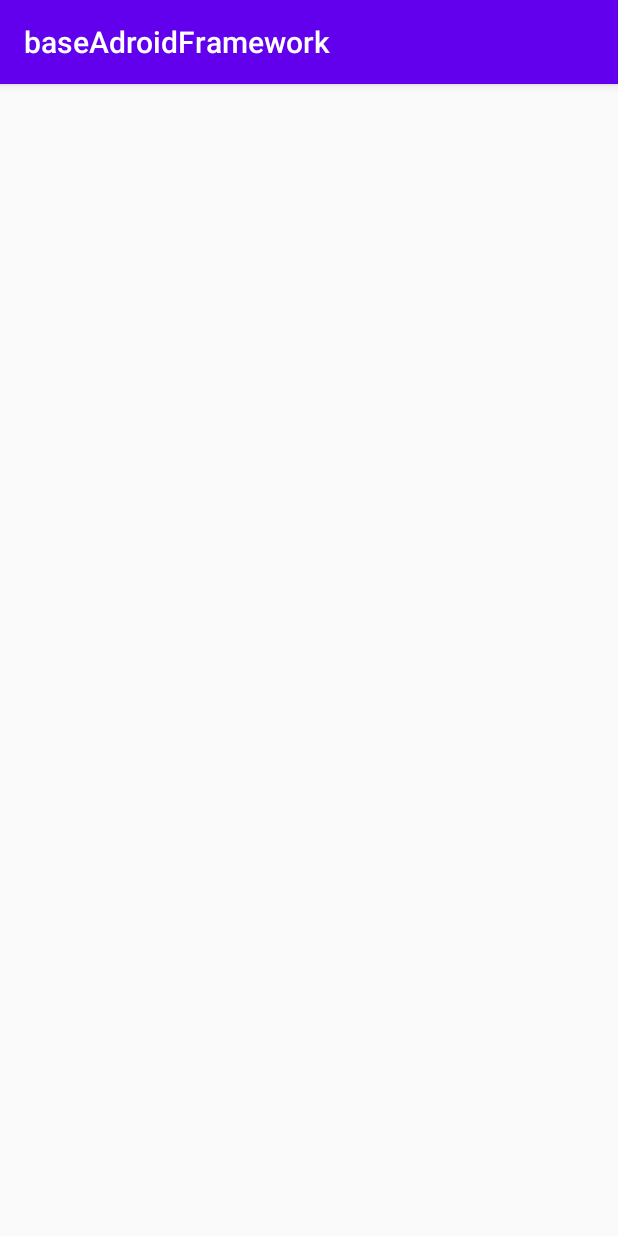
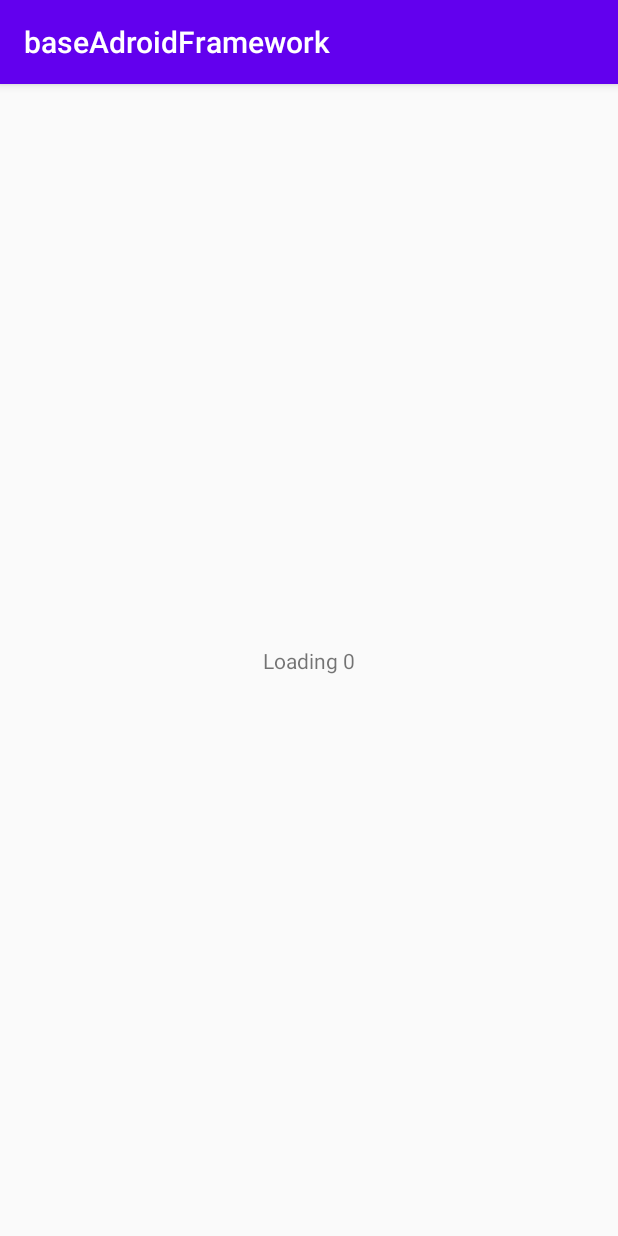
Before and after one commit to Serduk/baseAndroidFramework, an Android app: the SplashView screen opened directly, with no data from a screen before it, on a phone screen of 412 x 824 dp. Run offline under Robolectric (Android 15) with nearby library versions, the phone set to English and light mode, and no system bars.

Commit message:
Implement MVP for both screens

```diff
--- a/app/src/main/AndroidManifest.xml
+++ b/app/src/main/AndroidManifest.xml
@@ -3,7 +3,7 @@
     package="com.sserdiuk.baseadroidframework">
 
     <application
-        android:name=".App"
+        android:name="com.sserdiuk.baseadroidframework.App"
         android:allowBackup="true"
         android:fullBackupContent="true"
         android:icon="@mipmap/ic_launcher"
--- a/app/src/main/java/com/sserdiuk/baseadroidframework/App.kt
+++ b/app/src/main/java/com/sserdiuk/baseadroidframework/App.kt
@@ -7,7 +7,8 @@ import android.widget.Toast
 // TODO: initial params put here
 // TODO: Add Contact us screen
 class App : Application() {
-    init {
+    override fun onCreate() {
+        super.onCreate()
         appContext = applicationContext
     }
 
--- a/app/src/main/java/com/sserdiuk/baseadroidframework/screens/main/MainCallbacks.kt
+++ b/app/src/main/java/com/sserdiuk/baseadroidframework/screens/main/MainCallbacks.kt
@@ -1,6 +1,8 @@
 package com.sserdiuk.baseadroidframework.screens.main
 
-interface MainCallbacks {
+import com.sserdiuk.baseadroidframework.ViewCallback
+
+interface MainCallbacks : ViewCallback {
     fun buttonClicked()
     fun button1Clicked()
 }
--- a/app/src/main/java/com/sserdiuk/baseadroidframework/screens/main/MainRouter.kt
+++ b/app/src/main/java/com/sserdiuk/baseadroidframework/screens/main/MainRouter.kt
@@ -1,5 +1,7 @@
 package com.sserdiuk.baseadroidframework.screens.main
 
-interface MainRouter {
-    fun navigateToScreenShouldBe()
+import com.sserdiuk.baseadroidframework.Router
+
+interface MainRouter : Router {
+    fun navigateToSplashScreen()
 }
--- a/app/src/main/java/com/sserdiuk/baseadroidframework/screens/splash/SplashCallbacks.kt
+++ b/app/src/main/java/com/sserdiuk/baseadroidframework/screens/splash/SplashCallbacks.kt
@@ -3,5 +3,6 @@ package com.sserdiuk.baseadroidframework.screens.splash
 import com.sserdiuk.baseadroidframework.ViewCallback
 
 interface SplashCallbacks : ViewCallback {
-
+    fun loadScreen()
+    fun showProgress(progress: Int)
 }
--- a/app/src/main/java/com/sserdiuk/baseadroidframework/screens/splash/SplashPresenter.kt
+++ b/app/src/main/java/com/sserdiuk/baseadroidframework/screens/splash/SplashPresenter.kt
@@ -1,10 +1,24 @@
 package com.sserdiuk.baseadroidframework.screens.splash
 
+import android.os.CountDownTimer
 import com.sserdiuk.baseadroidframework.Presenter
 
 class SplashPresenter : Presenter<SplashCallbacks, SplashRouter>() {
     override fun onTakeRouter() {
         super.onTakeRouter()
-        router?.navigateToFirstScreen()
+        println("On take router")
+        loadApp()
+    }
+
+    private fun loadApp() {
+        object : CountDownTimer(100, 500) {
+            override fun onTick(millisUntilFinished: Long) {
+                view?.showProgress((millisUntilFinished / 1000).toInt())
+            }
+
+            override fun onFinish() {
+                router?.navigateToFirstScreen()
+            }
+        }.start()
     }
 }
--- a/app/src/main/java/com/sserdiuk/baseadroidframework/screens/splash/SplashView.kt
+++ b/app/src/main/java/com/sserdiuk/baseadroidframework/screens/splash/SplashView.kt
@@ -2,11 +2,22 @@ package com.sserdiuk.baseadroidframework.screens.splash
 
 import android.content.Intent
 import android.os.Bundle
+import android.widget.TextView
 import com.sserdiuk.baseadroidframework.BaseActivity
 import com.sserdiuk.baseadroidframework.R
 import com.sserdiuk.baseadroidframework.screens.main.MainView
 
 class SplashView : BaseActivity(), SplashCallbacks, SplashRouter {
+    override fun loadScreen() {
+        TODO("not implemented") //To change body of created functions use File | Settings | File Templates.
+    }
+
+    override fun showProgress(progress: Int) {
+        val textView: TextView = findViewById(R.id.timer)
+        val stringBuilder = StringBuilder().append(getString(R.string.loading) + " " + progress)
+        textView.text = stringBuilder
+    }
+
     private val presenter = SplashPresenter()
 
     override fun navigateToFirstScreen() {
@@ -16,7 +27,6 @@ class SplashView : BaseActivity(), SplashCallbacks, SplashRouter {
     override fun onCreate(savedInstanceState: Bundle?) {
         super.onCreate(savedInstanceState)
         setContentView(R.layout.activity_splash)
-
         presenter.run {
             takeView(this@SplashView)
             takeRouter(this@SplashView)
@@ -25,6 +35,7 @@ class SplashView : BaseActivity(), SplashCallbacks, SplashRouter {
 
     override fun onDestroy() {
         super.onDestroy()
+        this.finish()
         presenter.run {
             dropView()
             dropRouter()
--- a/app/src/main/res/layout/activity_main.xml
+++ b/app/src/main/res/layout/activity_main.xml
@@ -4,7 +4,7 @@
     xmlns:tools="http://schemas.android.com/tools"
     android:layout_width="match_parent"
     android:layout_height="match_parent"
-    tools:context=".screens.main.MainView">
+    tools:context="com.sserdiuk.baseadroidframework.screens.main.MainView">
 
     <TextView
         android:id="@+id/textView2"
--- a/app/src/main/res/layout/activity_splash.xml
+++ b/app/src/main/res/layout/activity_splash.xml
@@ -6,4 +6,13 @@
     android:layout_height="match_parent"
     tools:context=".screens.splash.SplashView">
 
+    <TextView
+        android:id="@+id/timer"
+        android:layout_width="wrap_content"
+        android:layout_height="wrap_content"
+        android:text="@string/loading"
+        app:layout_constraintBottom_toBottomOf="parent"
+        app:layout_constraintEnd_toEndOf="parent"
+        app:layout_constraintStart_toStartOf="parent"
+        app:layout_constraintTop_toTopOf="parent" />
 </androidx.constraintlayout.widget.ConstraintLayout>
--- a/app/src/main/res/values/strings.xml
+++ b/app/src/main/res/values/strings.xml
@@ -3,4 +3,5 @@
     <string name="button">Button</string>
     <string name="button_1">Button 1</string>
     <string name="button_2">Button 2</string>
+    <string name="loading">Loading</string>
 </resources>
```
Also changed, not shown: app/src/main/java/com/sserdiuk/baseadroidframework/screens/main/MainPresenter.kt (+14 -1 lines), app/src/main/java/com/sserdiuk/baseadroidframework/screens/main/MainView.kt (+25 -4 lines).
